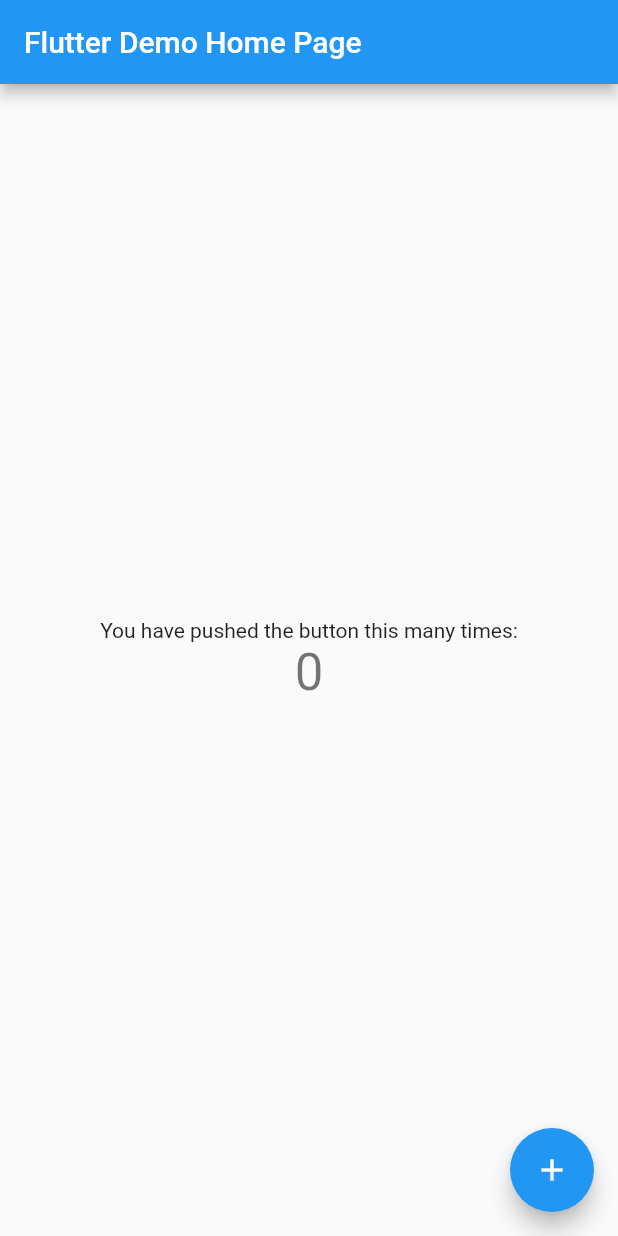
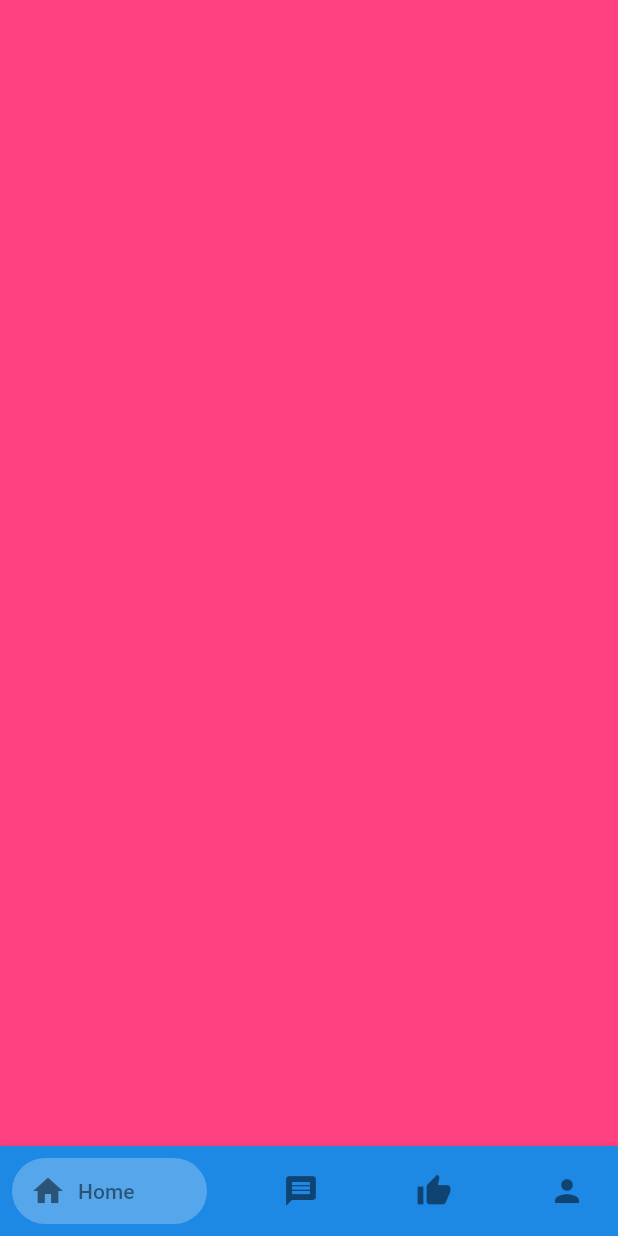
Before and after one commit to jeremy02/flutter_back_app, a Flutter app: the screen it shows after launch, on a phone screen of 412 x 824 dp. Run offline on Flutter 3.47's test engine with Material 2 defaults, Android fonts, the phone set to English and light mode, and no system bars.

Commit message:
added the bottom navugation bar

```diff
--- a/lib/main.dart
+++ b/lib/main.dart
@@ -1,111 +1,23 @@
 import 'package:flutter/material.dart';
+import 'package:flutter/services.dart';
+import 'package:flutter_back_app/screens/home_screen.dart';
 
-void main() => runApp(MyApp());
+void main() async{
+    SystemChrome.setPreferredOrientations([DeviceOrientation.portraitUp]).then((_) {
+        runApp(MyApp());
+    });
+}
 
 class MyApp extends StatelessWidget {
-  // This widget is the root of your application.
     @override
     Widget build(BuildContext context) {
       return MaterialApp(
-      title: 'Flutter Demo',
+          title: 'Backpack App',
+          debugShowCheckedModeBanner: false,
           theme: ThemeData(
-        // This is the theme of your application.
-        //
-        // Try running your application with "flutter run". You'll see the
-        // application has a blue toolbar. Then, without quitting the app, try
-        // changing the primarySwatch below to Colors.green and then invoke
-        // "hot reload" (press "r" in the console where you ran "flutter run",
-        // or simply save your changes to "hot reload" in a Flutter IDE).
-        // Notice that the counter didn't reset back to zero; the application
-        // is not restarted.
               primarySwatch: Colors.blue,
           ),
-      home: MyHomePage(title: 'Flutter Demo Home Page'),
+          home: HomeScreen(),
       );
     }
 }
-
-class MyHomePage extends StatefulWidget {
-  MyHomePage({Key key, this.title}) : super(key: key);
-
-  // This widget is the home page of your application. It is stateful, meaning
-  // that it has a State object (defined below) that contains fields that affect
-  // how it looks.
-
-  // This class is the configuration for the state. It holds the values (in this
-  // case the title) provided by the parent (in this case the App widget) and
-  // used by the build method of the State. Fields in a Widget subclass are
-  // always marked "final".
-
-  final String title;
-
-  @override
-  _MyHomePageState createState() => _MyHomePageState();
-}
-
-class _MyHomePageState extends State<MyHomePage> {
-  int _counter = 0;
-
-  void _incrementCounter() {
-    setState(() {
-      // This call to setState tells the Flutter framework that something has
-      // changed in this State, which causes it to rerun the build method below
-      // so that the display can reflect the updated values. If we changed
-      // _counter without calling setState(), then the build method would not be
-      // called again, and so nothing would appear to happen.
-      _counter++;
-    });
-  }
-
-  @override
-  Widget build(BuildContext context) {
-    // This method is rerun every time setState is called, for instance as done
-    // by the _incrementCounter method above.
-    //
-    // The Flutter framework has been optimized to make rerunning build methods
-    // fast, so that you can just rebuild anything that needs updating rather
-    // than having to individually change instances of widgets.
-    return Scaffold(
-      appBar: AppBar(
-        // Here we take the value from the MyHomePage object that was created by
-        // the App.build method, and use it to set our appbar title.
-        title: Text(widget.title),
-      ),
-      body: Center(
-        // Center is a layout widget. It takes a single child and positions it
-        // in the middle of the parent.
-        child: Column(
-          // Column is also layout widget. It takes a list of children and
-          // arranges them vertically. By default, it sizes itself to fit its
-          // children horizontally, and tries to be as tall as its parent.
-          //
-          // Invoke "debug painting" (press "p" in the console, choose the
-          // "Toggle Debug Paint" action from the Flutter Inspector in Android
-          // Studio, or the "Toggle Debug Paint" command in Visual Studio Code)
-          // to see the wireframe for each widget.
-          //
-          // Column has various properties to control how it sizes itself and
-          // how it positions its children. Here we use mainAxisAlignment to
-          // center the children vertically; the main axis here is the vertical
-          // axis because Columns are vertical (the cross axis would be
-          // horizontal).
-          mainAxisAlignment: MainAxisAlignment.center,
-          children: <Widget>[
-            Text(
-              'You have pushed the button this many times:',
-            ),
-            Text(
-              '$_counter',
-              style: Theme.of(context).textTheme.display1,
-            ),
-          ],
-        ),
-      ),
-      floatingActionButton: FloatingActionButton(
-        onPressed: _incrementCounter,
-        tooltip: 'Increment',
-        child: Icon(Icons.add),
-      ), // This trailing comma makes auto-formatting nicer for build methods.
-    );
-  }
-}
--- /dev/null
+++ b/lib/screens/home_screen.dart
@@ -0,0 +1,61 @@
+import 'package:flutter/material.dart';
+import 'package:flutter/services.dart';
+import 'package:flutter_back_app/widgets/custom_bottom_nav_bar.dart';
+
+class HomeScreen extends StatefulWidget {
+	@override
+	_HomeScreenState createState() => _HomeScreenState();
+}
+
+class _HomeScreenState extends State<HomeScreen> {
+
+	int currentIndex = 0;
+
+	@override
+	void initState() {
+		super.initState();
+	}
+
+	@override
+	Widget build(BuildContext context) {
+		return Scaffold(
+			backgroundColor: Colors.white,
+			body: Container(
+				decoration: BoxDecoration(
+					color: Colors.pinkAccent,
+				),
+			),
+			bottomNavigationBar: CustomBottomNavBar(
+				containerColor: Colors.blue.shade600,
+				selectedColor: Colors.white.withOpacity(0.25),
+				selectedIndex: currentIndex,
+				showElevation: true,
+				onItemSelected: (index) => setState(() {
+					currentIndex = index;
+				}),
+				items: [
+					CustomBottomNavBarItem(
+						icon: Icon(Icons.home),
+						title: Text('Home'),
+						activeColor: Colors.black.withOpacity(0.5),
+					),
+					CustomBottomNavBarItem(
+						icon: Icon(Icons.message),
+						title: Text('Messages'),
+						activeColor: Colors.black.withOpacity(0.5),
+					),
+					CustomBottomNavBarItem(
+						icon: Icon(Icons.thumb_up),
+						title: Text('Wish List'),
+						activeColor: Colors.black.withOpacity(0.5),
+					),
+					CustomBottomNavBarItem(
+						icon: Icon(Icons.person),
+						title: Text('Profile'),
+						activeColor: Colors.black.withOpacity(0.5),
+					),
+				],
+			),
+		);
+	}
+}
--- /dev/null
+++ b/lib/widgets/custom_bottom_nav_bar.dart
@@ -0,0 +1,131 @@
+import 'package:flutter/material.dart';
+import 'package:flutter/widgets.dart';
+
+class CustomBottomNavBar extends StatelessWidget {
+
+	final Color containerColor;
+	final Color selectedColor;
+	final int selectedIndex;
+	final double iconSize;
+	final Color backgroundColor;
+	final bool showElevation;
+	final Duration animationDuration;
+	final List<CustomBottomNavBarItem> items;
+	final ValueChanged<int> onItemSelected;
+
+	CustomBottomNavBar(
+		{Key key,
+			this.containerColor,
+			this.selectedColor,
+			this.selectedIndex = 0,
+			this.showElevation = true,
+			this.iconSize = 24,
+			this.backgroundColor,
+			this.animationDuration = const Duration(milliseconds: 270),
+			@required this.items,
+			@required this.onItemSelected}) {
+		assert(items != null);
+		assert(items.length >= 2 && items.length <= 5);
+		assert(onItemSelected != null);
+	}
+
+	Widget _buildItem(CustomBottomNavBarItem item, bool isSelected) {
+		return AnimatedContainer(
+			width: isSelected ? 130 : 50,
+			height: double.maxFinite,
+			duration: animationDuration,
+			padding: EdgeInsets.only(left: 12),
+			decoration: BoxDecoration(
+				color: isSelected ? selectedColor : backgroundColor,
+				borderRadius: BorderRadius.all(Radius.circular(50)),
+			),
+			child: ListView(
+				shrinkWrap: true,
+				physics: NeverScrollableScrollPhysics(),
+				scrollDirection: Axis.horizontal,
+				children: <Widget>[
+					Row(
+						mainAxisAlignment: MainAxisAlignment.start,
+						crossAxisAlignment: CrossAxisAlignment.center,
+						children: <Widget>[
+							Padding(
+								padding: const EdgeInsets.only(right: 8),
+								child: IconTheme(
+									data: IconThemeData(
+										size: iconSize,
+										color: isSelected
+											? item.activeColor
+											: item.inactiveColor == null
+											? item.activeColor
+											: item.inactiveColor),
+									child: item.icon,
+								),
+							),
+							isSelected
+								? DefaultTextStyle.merge(
+								style: TextStyle(
+									color: item.activeColor,
+									fontWeight: FontWeight.w500,
+								),
+								child: item.title,
+							)
+								: SizedBox.shrink()
+						],
+					)
+				],
+			),
+		);
+	}
+
+	@override
+	Widget build(BuildContext context) {
+		final bgColor = (containerColor == null)
+			? Theme.of(context).primaryColor
+			: containerColor;
+
+		return Container(
+			decoration: BoxDecoration(
+				color: bgColor,
+				boxShadow: showElevation ? [
+					BoxShadow(color: Colors.black12, blurRadius: 2)
+				] : null,
+			),
+			child: SafeArea(
+				child: Container(
+					width: double.infinity,
+					height: 56,
+					margin: EdgeInsets.symmetric(vertical: 2.0),
+					padding: EdgeInsets.only(left: 8, right: 8, top: 6, bottom: 6),
+					child: Row(
+						mainAxisAlignment: MainAxisAlignment.spaceBetween,
+						children: items.map((item) {
+							var index = items.indexOf(item);
+							return GestureDetector(
+								onTap: () {
+									onItemSelected(index);
+								},
+								child: _buildItem(item, selectedIndex == index),
+							);
+						}).toList(),
+					),
+				),
+			),
+		);
+	}
+}
+
+class CustomBottomNavBarItem {
+	final Icon icon;
+	final Text title;
+	final Color activeColor;
+	final Color inactiveColor;
+
+	CustomBottomNavBarItem(
+		{@required this.icon,
+			@required this.title,
+			this.activeColor = Colors.blue,
+			this.inactiveColor}) {
+		assert(icon != null);
+		assert(title != null);
+	}
+}
```
Also changed, not shown: 2 other files. Lines whose indentation alone changed are shown as unchanged.
